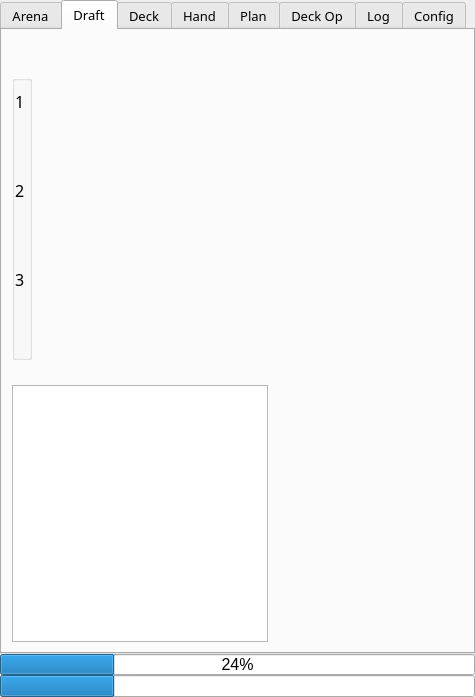
supertriodo/Arena-Tracker, file mainwindow.ui: the form before one commit.
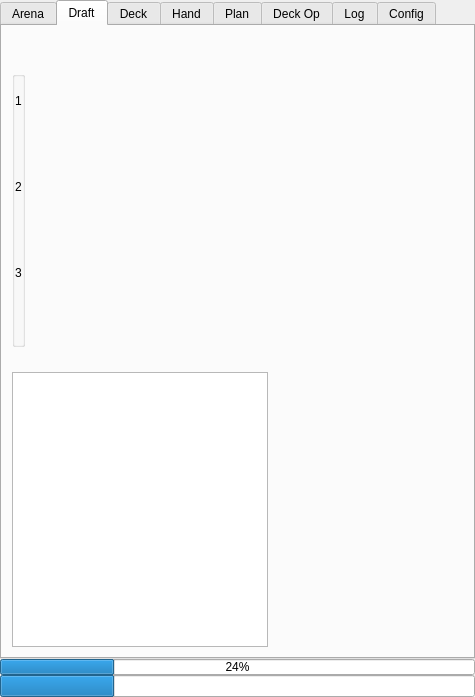
The form after the commit. The open tabs and pages were chosen to show the change. Icons and pictures are not drawn. Custom widgets are drawn as their Qt base class.

Commit message: Change general font.

```diff
--- a/mainwindow.ui
+++ b/mainwindow.ui
@@ -41,12 +41,6 @@
       </property>
       <item row="0" column="0">
        <widget class="MoveTabWidget" name="tabWidget">
-        <property name="font">
-         <font>
-          <family>Sans Serif</family>
-          <pointsize>10</pointsize>
-         </font>
-        </property>
         <property name="currentIndex">
          <number>0</number>
         </property>
@@ -476,18 +470,9 @@
                 <verstretch>0</verstretch>
                </sizepolicy>
               </property>
-              <property name="font">
-               <font>
-                <family>Belwe Bd BT</family>
-                <pointsize>12</pointsize>
-               </font>
-              </property>
               <property name="title">
                <string/>
               </property>
-              <property name="alignment">
-               <set>Qt::AlignCenter</set>
-              </property>
               <property name="flat">
                <bool>true</bool>
               </property>
@@ -522,11 +507,6 @@
                    <verstretch>0</verstretch>
                   </sizepolicy>
                  </property>
-                 <property name="font">
-                  <font>
-                   <pointsize>18</pointsize>
-                  </font>
-                 </property>
                  <property name="text">
                   <string/>
                  </property>
@@ -537,11 +517,6 @@
                </item>
                <item>
                 <widget class="QLabel" name="labelHAscore1">
-                 <property name="font">
-                  <font>
-                   <pointsize>18</pointsize>
-                  </font>
-                 </property>
                  <property name="text">
                   <string/>
                  </property>
@@ -565,11 +540,6 @@
                    <verstretch>0</verstretch>
                   </sizepolicy>
                  </property>
-                 <property name="font">
-                  <font>
-                   <pointsize>18</pointsize>
-                  </font>
-                 </property>
                  <property name="text">
                   <string/>
                  </property>
@@ -580,11 +550,6 @@
                </item>
                <item>
                 <widget class="QLabel" name="labelHAscore2">
-                 <property name="font">
-                  <font>
-                   <pointsize>18</pointsize>
-                  </font>
-                 </property>
                  <property name="text">
                   <string/>
                  </property>
@@ -608,11 +573,6 @@
                    <verstretch>0</verstretch>
                   </sizepolicy>
                  </property>
-                 <property name="font">
-                  <font>
-                   <pointsize>18</pointsize>
-                  </font>
-                 </property>
                  <property name="text">
                   <string/>
                  </property>
@@ -623,11 +583,6 @@
                </item>
                <item>
                 <widget class="QLabel" name="labelHAscore3">
-                 <property name="font">
-                  <font>
-                   <pointsize>18</pointsize>
-                  </font>
-                 </property>
                  <property name="text">
                   <string/>
                  </property>
@@ -692,12 +647,6 @@
                 <height>16777215</height>
                </size>
               </property>
-              <property name="font">
-               <font>
-                <family>Sans Serif</family>
-                <pointsize>10</pointsize>
-               </font>
-              </property>
              </widget>
             </item>
             <item>
@@ -2197,13 +2146,6 @@
         <verstretch>0</verstretch>
        </sizepolicy>
       </property>
-      <property name="font">
-       <font>
-        <pointsize>12</pointsize>
-        <weight>50</weight>
-        <bold>false</bold>
-       </font>
-      </property>
       <property name="value">
        <number>24</number>
       </property>
```
Left out of the diff: 38 changed lines with no effect on the pictures. The commit also changes 20 other files.
